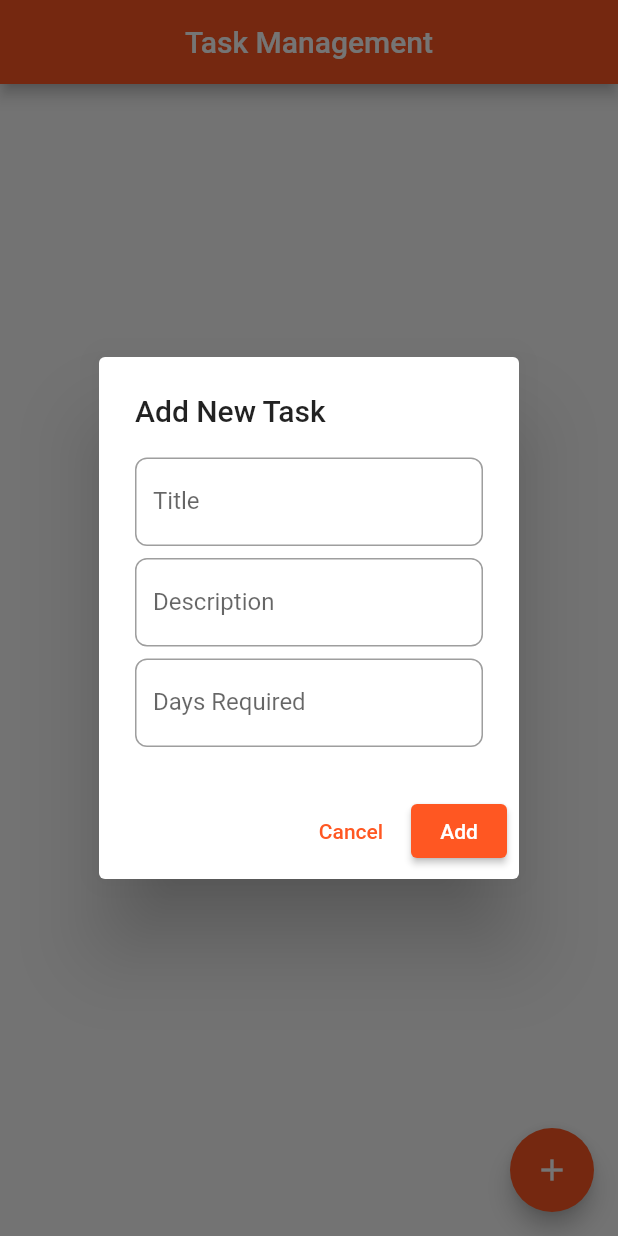
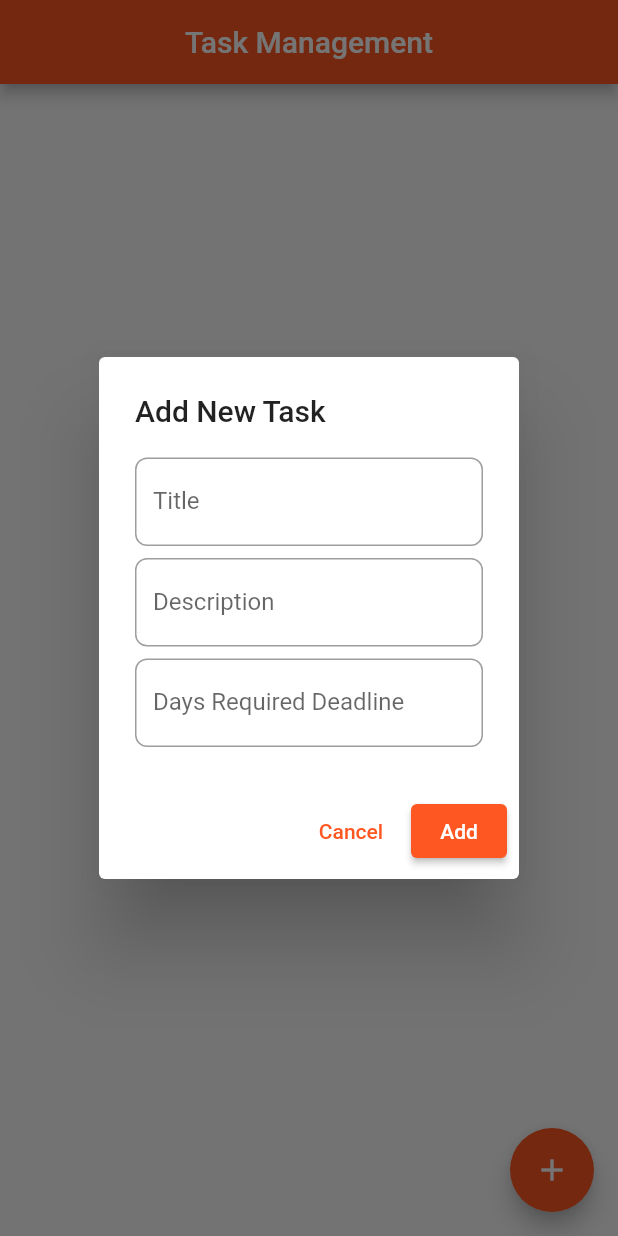
Before and after one commit to Eternal-Monarch/todoapp_module, a Flutter app: the screen it shows after launch, after a tap on the "add" icon, on a phone screen of 412 x 824 dp. Run offline on Flutter 3.47's test engine with Material 2 defaults, Android fonts, the phone set to English and light mode, and no system bars.

Commit message:
Update main.dart

```diff
--- a/lib/main.dart
+++ b/lib/main.dart
@@ -82,7 +82,7 @@ class _TaskListScreenState extends State<TaskListScreen> {
                 ),
                 padding: EdgeInsets.all(8.0),
                 child: Text(
-                  'Days Required: ${tasks[index].daysRequired}',
+                  'Days Required Deadline: ${tasks[index].daysRequired}',
                   style: TextStyle(fontSize: 16.0),
                 ),
               ),
@@ -144,7 +144,7 @@ class _TaskListScreenState extends State<TaskListScreen> {
                 },
                 keyboardType: TextInputType.number,
                 decoration: InputDecoration(
-                  labelText: 'Days Required',
+                  labelText: 'Days Required Deadline',
                   border: OutlineInputBorder(
                     borderRadius: BorderRadius.circular(8.0),
                   ),
```
